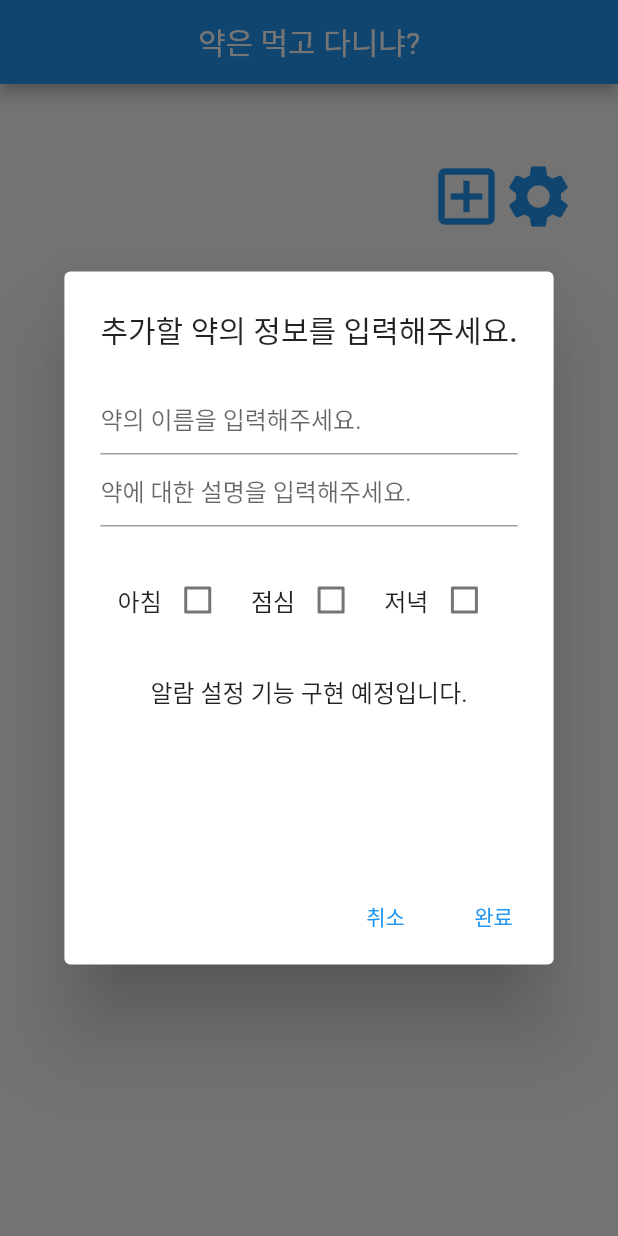
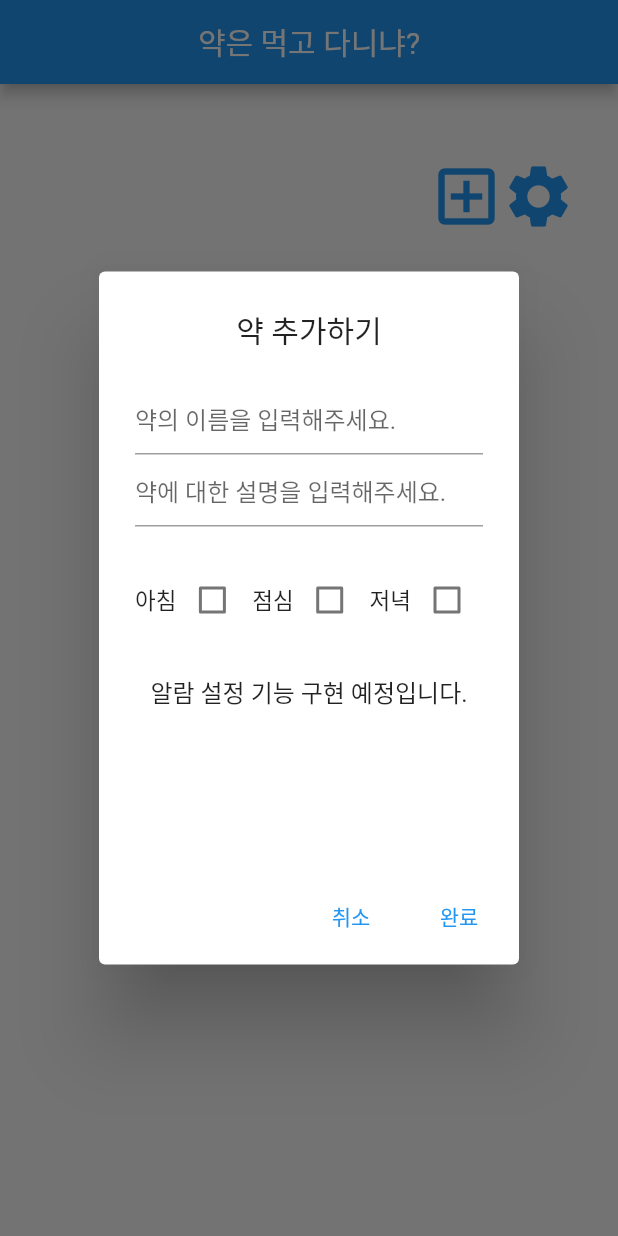
Before and after one commit to Noob-Gallon/Medicine_Checking_Alarm_App, a Flutter app: the screen it shows after launch, after a tap on the "add box" icon, on a phone screen of 412 x 824 dp. Run offline on Flutter 3.47's test engine with Material 2 defaults, Android fonts, the phone set to English and light mode, and no system bars.

Commit message:
2023.03.07
Changed device to Galaxy A31

```diff
--- a/lib/screens/home_screen.dart
+++ b/lib/screens/home_screen.dart
@@ -20,6 +20,9 @@ class _HomeScreenState extends State<HomeScreen> {
 
   @override
   Widget build(BuildContext context) {
+    double screenWidth = MediaQuery.of(context).size.width;
+    double screenHeight = MediaQuery.of(context).size.height;
+
     return Scaffold(
       resizeToAvoidBottomInset: false,
       appBar: AppBar(
@@ -36,7 +39,7 @@ class _HomeScreenState extends State<HomeScreen> {
             height: 50,
           ),
           Padding(
-            padding: const EdgeInsets.symmetric(vertical: 0, horizontal: 30),
+            padding: const EdgeInsets.only(right: 30),
             child: Row(
               mainAxisAlignment: MainAxisAlignment.end,
               children: [
@@ -64,8 +67,8 @@ class _HomeScreenState extends State<HomeScreen> {
           Row(
             children: [
               SizedBox(
-                height: 650,
-                width: 400,
+                height: 500,
+                width: screenWidth * 1,
                 child: makeMedicineList(),
               ),
             ],
@@ -94,8 +97,10 @@ class _HomeScreenState extends State<HomeScreen> {
         return StatefulBuilder(
             builder: (BuildContext context, StateSetter setState) {
           return AlertDialog(
-            title: const Text(
-              '추가할 약의 정보를 입력해주세요.',
+            title: const Center(
+              child: Text(
+                '약 추가하기',
+              ),
             ),
             content: SizedBox(
               height: 300,
@@ -124,12 +129,15 @@ class _HomeScreenState extends State<HomeScreen> {
                     height: 25,
                   ),
                   Row(
-                    mainAxisAlignment: MainAxisAlignment.spaceEvenly,
+                    mainAxisAlignment: MainAxisAlignment.spaceBetween,
                     children: [
                       Row(
                         children: [
                           const Text(
                             '아침',
+                            style: TextStyle(
+                              fontSize: 15,
+                            ),
                           ),
                           Checkbox(
                             activeColor: Colors.blue,
@@ -147,6 +155,9 @@ class _HomeScreenState extends State<HomeScreen> {
                         children: [
                           const Text(
                             '점심',
+                            style: TextStyle(
+                              fontSize: 15,
+                            ),
                           ),
                           Checkbox(
                             activeColor: Colors.blue,
@@ -164,6 +175,9 @@ class _HomeScreenState extends State<HomeScreen> {
                         children: [
                           const Text(
                             '저녁',
+                            style: TextStyle(
+                              fontSize: 15,
+                            ),
                           ),
                           Checkbox(
                             activeColor: Colors.blue,
@@ -263,7 +277,7 @@ class _HomeScreenState extends State<HomeScreen> {
           color: Colors.blue,
           child: Padding(
             padding: const EdgeInsets.symmetric(
-              vertical: 10,
+              vertical: 5,
               horizontal: 0,
             ),
             child: ListTile(
```
